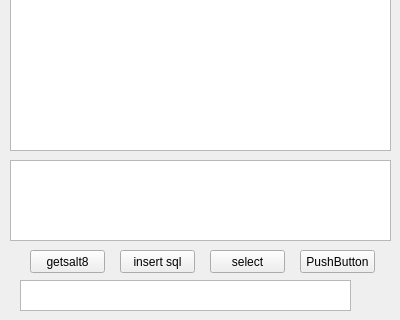
Before: the Qt Designer form mainwindow.ui in ssdut153/testServerGUI, drawn with Qt 5; both pictures show x 0 to 400 and y 140 to 460 of the 400 by 460 pixel window.
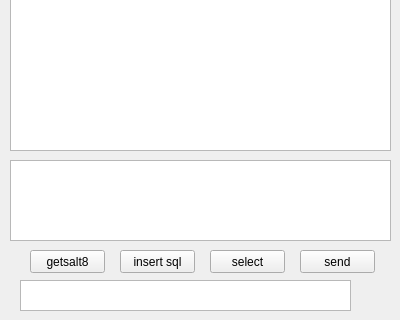
After: the same form once the commit is applied.

The edit to the form file:
```diff
--- a/mainwindow.ui
+++ b/mainwindow.ui
@@ -47,7 +47,7 @@
      </rect>
     </property>
     <property name="text">
-     <string>PushButton</string>
+     <string>send</string>
     </property>
    </widget>
    <widget class="QPushButton" name="pushButton_2">
```
